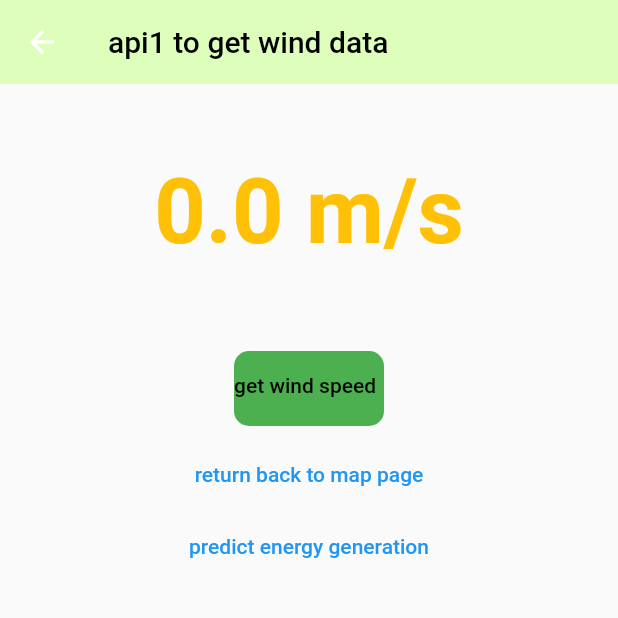
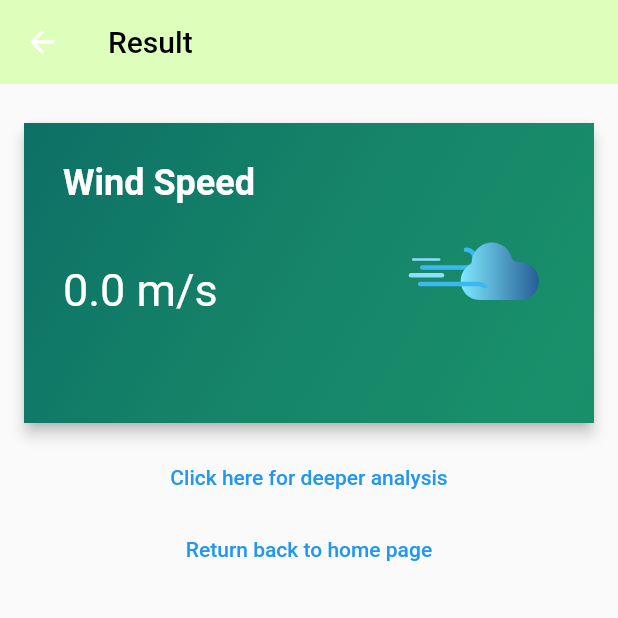
Before and after one commit to Charispinto/Jinsei, a Flutter app: the ApiSerivce screen opened directly with empty values, on a phone screen of 412 x 824 dp, the top half of it. Run offline on Flutter 3.47's test engine with Material 2 defaults, Android fonts, the phone set to English and light mode, and no system bars; our stand-ins replace cloud_firestore, firebase_auth, firebase_core, google_maps_flutter, lottie and 1 more; missing offline and left inert: dart:ffi; accounts and stored records are empty; network calls fail; Roboto replaces fonts that are missing (poppins).

Commit message:
edited result page

```diff
--- a/studious-chainsaw-main/new_age/lib/pages/Landing_page.dart
+++ b/studious-chainsaw-main/new_age/lib/pages/Landing_page.dart
@@ -59,7 +59,7 @@ class _LandingPageState extends State<LandingPage> {
   Widget build(BuildContext context) {
     return Scaffold(
 
-      appBar: AppBar(title: const Text("Solaris",
+      appBar: AppBar(title: const Text("Windwise",
       style: TextStyle(
         color: Colors.black,
       ),
--- a/studious-chainsaw-main/new_age/lib/pages/api.dart
+++ b/studious-chainsaw-main/new_age/lib/pages/api.dart
@@ -2,6 +2,7 @@ import 'dart:convert';
 import 'dart:ffi';
 import 'package:flutter/material.dart';
 import 'package:http/http.dart';
+import 'package:lottie/lottie.dart';
 import 'package:new_age/pages/Landing_page.dart';
 import 'package:new_age/pages/api2.dart';
 import 'package:new_age/pages/maptest_page.dart';
@@ -23,24 +24,38 @@ class ApiSerivce extends StatefulWidget {
   State<ApiSerivce> createState() => _ApiSerivceState();
 }
 
+
+
 class _ApiSerivceState extends State<ApiSerivce> {
 
 Future<String?> getData() async{
   var value = await get(Uri.parse("https://api.openweathermap.org/data/2.5/weather?lat=${widget.lat}&lon=${widget.lon}&appid=572880e65ae7a18ea7d56b806580c4c4"));
   var data = jsonDecode(value.body);
   var val = data["wind"]["speed"];
+  setState(() {
+    windspeed = val.toString();
+  });
   return val.toString();
 }
+
+@override
+  void initState() {
+    // TODO: implement initState
+    super.initState();
+    getData();
+  }
 
 
   String windspeed = "0.0";
   var temp;
   var speed;
 
+
+
   @override
   Widget build(BuildContext context) {
     return Scaffold(
-      appBar: AppBar(title: Text("api1 to get wind data",
+      appBar: AppBar(title: Text("Result",
       style: TextStyle(color: Colors.black),
       ),
       backgroundColor: Color.fromRGBO(221, 255, 187, 1),
@@ -50,65 +65,138 @@ Future<String?> getData() async{
 
       body: Center(
         child: Column(children: [
-          const SizedBox(height: 50,),
+          const SizedBox(height: 10,),
           //dont touch this code
-          Text("$windspeed m/s",
-          style: const TextStyle(
-            fontWeight: FontWeight.bold,
-            fontSize: 60,
-            color: Colors.amber
-          ),
-          ),
+          // Text("$windspeed m/s",
+          // style: const TextStyle(
+          //   fontWeight: FontWeight.bold,
+          //   fontSize: 20,
+          //   //color: Colors.amber
+          // ),
+          // ),
 
-          const SizedBox(height: 50,),
 
-          Container(
-            child: TextButton(onPressed: () async{
-              temp = await getData();
-              windspeed = temp.toString() ;
-             print('$windspeed');
-             setState(() {
-               windspeed;
-             });
-            }, child: Container(
-              decoration: BoxDecoration(
-                borderRadius: BorderRadius.circular(10),
-                color: Colors.green
-                ),
-              width: 100,
-              height: 50,
+          Padding(
+              padding: const EdgeInsets.fromLTRB(12, 12, 12, 8),
+              child: Card(
+                color: Color(0xFF307A27),
+                elevation: 4,
+                child: Container(
+                  decoration: BoxDecoration(
 
-              child: const Padding(
-                padding: EdgeInsets.fromLTRB(0, 15, 0, 0),
-                child: Text("get wind speed",
-                style: TextStyle(
-                  color: Colors.black,
-                ),
+                    gradient: LinearGradient(
+                      end: Alignment.topLeft,
+                      begin: Alignment(0.8, 1),
+                      colors: <Color>[
+                        Color(0xff19906A),
+                        Color(0xff158368),
+                        Color(0xff0D7066),
+                        //Color(0xff015A62),
+                      ], // Gradient from https://learnui.design/tools/gradient-generator.html
+                      tileMode: TileMode.mirror,
+                    ),
+                  ),
+                  child: InkWell(
+                    onTap: () {
+                      // Add your navigation logic here
+                    },
+                    child: Container(
+                      height: 200,
+                      padding: const EdgeInsets.all(26),
+                      width: double.infinity,
+                      child: Row(
+                        mainAxisAlignment: MainAxisAlignment.start,
+                        children: [
+                          Expanded(
+                            child: Column(
+                              crossAxisAlignment: CrossAxisAlignment.start,
+                              children: [
+                                Text(
+                                  'Wind Speed',
+                                  style: TextStyle(
+                                    fontSize: 24,
+                                    fontFamily: 'poppins',
+                                    fontWeight: FontWeight.bold,
+                                    color: Colors.white,
+                                  ),
+                                ),
+                                SizedBox(height: 40),
+                                Text(
+                                  '$windspeed m/s',
+                                  style: TextStyle(
+                                    fontSize: 30,
+                                    color: Colors.white,
+                                    fontFamily: 'poppins',
+                                    //fontWeight: FontWeight.bold,
+                                  ),
+                                  maxLines: 3,
+                                  overflow: TextOverflow.ellipsis,
+                                ),
+                              ],
+                            ),
+                          ),
+                          Container(
+                            width: 100,
+                            height: 100,
+                            child: Lottie.asset("assets/windy-icon.json"),
+                          ),
+                        ],
+                      ),
+                    ),
+                  ),
                 ),
               ),
-              )
-              ),
-          ),
+            ),
+
+
+          // Container(
+          //   child: TextButton(onPressed: () async{
+          //     temp = await getData();
+          //     windspeed = temp.toString() ;
+          //    print('$windspeed');
+          //    setState(() {
+          //      windspeed;
+          //    }
+          //    );
+          //   }, child: Container(
+          //     decoration: BoxDecoration(
+          //       borderRadius: BorderRadius.circular(10),
+          //       color: Colors.green
+          //       ),
+          //     width: 100,
+          //     height: 50,
+
+          //     child: const Padding(
+          //       padding: EdgeInsets.fromLTRB(0, 15, 0, 0),
+          //       child: Text("get wind speed",
+          //       style: TextStyle(
+          //         color: Colors.black,
+          //       ),
+          //       ),
+          //     ),
+          //     )
+          //     ),
+          // ),
 
 
 
 
           //dont touch this code
+          TextButton(onPressed: (){
+           speed = double.parse("$windspeed");
+           nextScreenReplace(context, MyWidget(windspeed: speed));
+          },
+           child: Text('Click here for deeper analysis')),
+
+          //don't touch this code
           Container(
 
             child: TextButton(onPressed: (){
              nextScreenReplace(context, LandingPage());
             },
-             child: Text("return back to map page"),
+             child: Text("Return back to home page"),
              ),
-          ),
-
-          //don't touch this code
-          TextButton(onPressed: (){
-           speed = double.parse("$windspeed");
-           nextScreenReplace(context, MyWidget(windspeed: speed));
-          },
-           child: Text('predict energy generation'))
+          )
         ]
         ),
       ),
--- a/studious-chainsaw-main/new_age/lib/pages/login_page.dart
+++ b/studious-chainsaw-main/new_age/lib/pages/login_page.dart
@@ -58,13 +58,13 @@ class _LoginPageState extends State<LoginPage> {
   @override
   Widget build(BuildContext context) {
     return Scaffold(
-      appBar: AppBar(
-        elevation: 0,
-        title: const Text('Windwise',
-        style: TextStyle(color: Colors.black),
-        ),
-        backgroundColor:Color.fromRGBO(221, 255, 187, 1),
-      ),
+      // appBar: AppBar(
+      //   elevation: 0,
+      //   title: const Text('Windwise',
+      //   style: TextStyle(color: Colors.black),
+      //   ),
+      //   backgroundColor:Color.fromRGBO(221, 255, 187, 1),
+      // ),
       body: SingleChildScrollView(
         child: Padding(
           padding: const EdgeInsets.symmetric(horizontal: 20, vertical: 80),
@@ -79,7 +79,7 @@ class _LoginPageState extends State<LoginPage> {
                 ),
                 const Center(
                   child: Text(
-                    "Windwise",
+                    "Eurus",
                     style: TextStyle(
                       fontWeight: FontWeight.bold,
                       fontSize: 42,
```
Also changed, not shown: studious-chainsaw-main/new_age/assets/windy-icon.json (added, +1 -0 lines).
